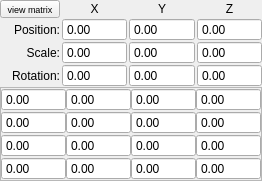
Above: code/qttoolkit/qtaddons/attributecontrollerwidget/ui/matrix44controller.ui from gscept/nebula-trifid before the change. Below: the same form after it.
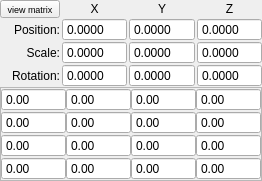
That is the form after the change.

Commit message:
*level editor* new: - More decimals for matrix controller. - Grid defaults to having grid size 1. - Grid doesn't have cell size anymore (because it's basically the same as grid size).
*render*
fixed:
- Added back tonemapping on blur.

Diff of the .ui file:
```diff
--- a/code/qttoolkit/qtaddons/attributecontrollerwidget/ui/matrix44controller.ui
+++ b/code/qttoolkit/qtaddons/attributecontrollerwidget/ui/matrix44controller.ui
@@ -559,6 +559,9 @@
      <property name="keyboardTracking">
       <bool>false</bool>
      </property>
+     <property name="decimals">
+      <number>4</number>
+     </property>
      <property name="minimum">
       <double>-9999999.990000000223517</double>
      </property>
@@ -643,6 +646,9 @@
      <property name="keyboardTracking">
       <bool>false</bool>
      </property>
+     <property name="decimals">
+      <number>4</number>
+     </property>
      <property name="minimum">
       <double>-9999999.990000000223517</double>
      </property>
@@ -724,6 +730,9 @@
      <property name="keyboardTracking">
       <bool>false</bool>
      </property>
+     <property name="decimals">
+      <number>4</number>
+     </property>
      <property name="minimum">
       <double>-9999999.990000000223517</double>
      </property>
@@ -789,6 +798,9 @@
      <property name="keyboardTracking">
       <bool>false</bool>
      </property>
+     <property name="decimals">
+      <number>4</number>
+     </property>
      <property name="minimum">
       <double>-9999999.990000000223517</double>
      </property>
@@ -826,6 +838,9 @@
      <property name="keyboardTracking">
       <bool>false</bool>
      </property>
+     <property name="decimals">
+      <number>4</number>
+     </property>
      <property name="minimum">
       <double>-9999999.990000000223517</double>
      </property>
@@ -863,6 +878,9 @@
      <property name="keyboardTracking">
       <bool>false</bool>
      </property>
+     <property name="decimals">
+      <number>4</number>
+     </property>
      <property name="minimum">
       <double>-9999999.990000000223517</double>
      </property>
@@ -898,6 +916,9 @@
      <property name="keyboardTracking">
       <bool>false</bool>
      </property>
+     <property name="decimals">
+      <number>4</number>
+     </property>
      <property name="minimum">
       <double>-360.000000000000000</double>
      </property>
@@ -920,6 +941,9 @@
      <property name="keyboardTracking">
       <bool>false</bool>
      </property>
+     <property name="decimals">
+      <number>4</number>
+     </property>
      <property name="minimum">
       <double>-360.000000000000000</double>
      </property>
@@ -942,6 +966,9 @@
      <property name="keyboardTracking">
       <bool>false</bool>
      </property>
+     <property name="decimals">
+      <number>4</number>
+     </property>
      <property name="minimum">
       <double>-360.000000000000000</double>
      </property>
```
The commit also changes 7 other files.
